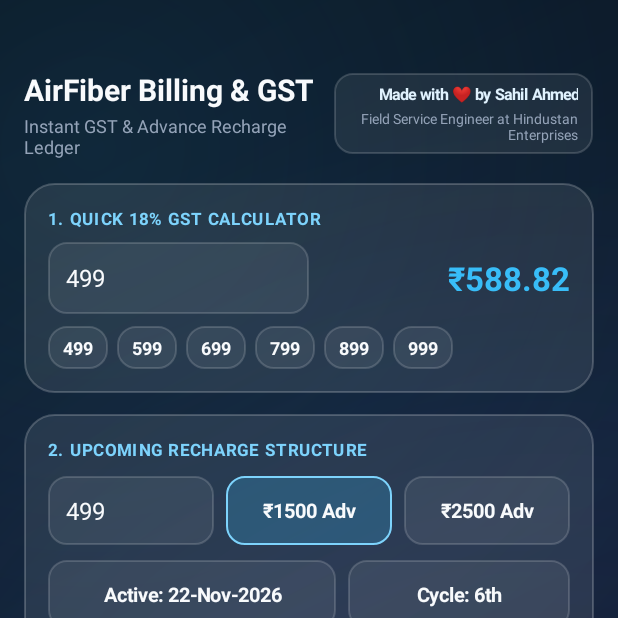
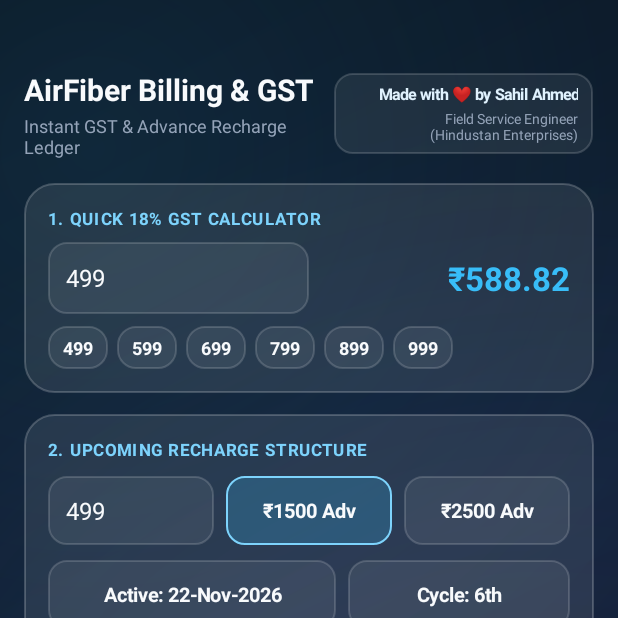
Before and after one commit to flashholicguy/AirFiberCalc, an Android app: the screen it shows after launch (MainActivity), on a phone screen of 412 x 824 dp, the top half of it. Run offline under Robolectric (Android 15) with nearby library versions, the phone set to English and light mode, and no system bars; 3 statements that could not run were skipped.

Commit message:
Split role and company tagline into two lines

```diff
--- a/app/src/main/java/com/sahil/airfiber/MainActivity.kt
+++ b/app/src/main/java/com/sahil/airfiber/MainActivity.kt
@@ -107,7 +107,7 @@ class MainActivity : AppCompatActivity() {
             setTextColor(Color.parseColor("#E0F2FE"))
         })
         creditCol.addView(TextView(this).apply {
-            text = "Field Service Engineer at Hindustan Enterprises"
+            text = "Field Service Engineer\n(Hindustan Enterprises)"
             textSize = 9.5f
             gravity = Gravity.END
             setTextColor(Color.parseColor("#94A3B8"))
```
